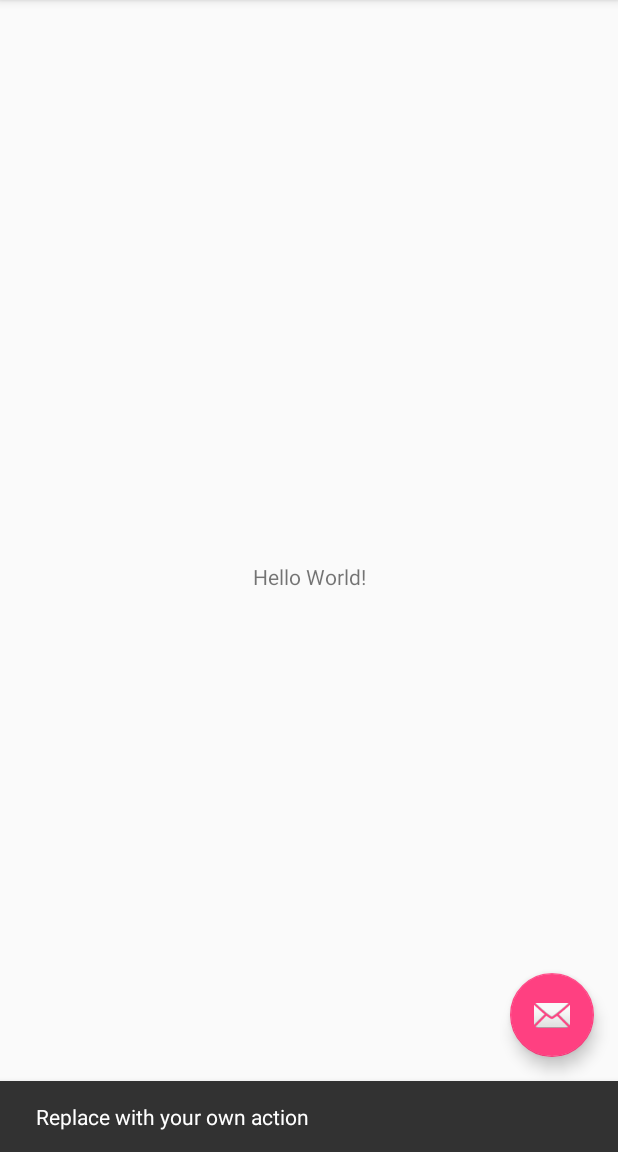
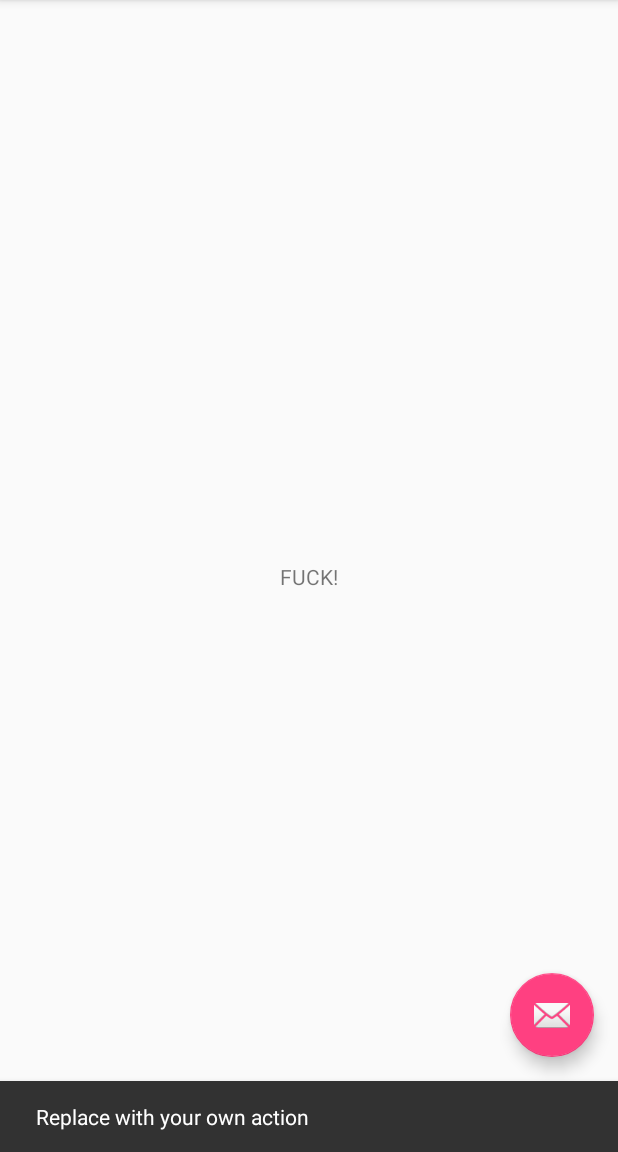
Before and after one commit to curtisjgreen10/curtis-frank-git, an Android app: the screen it shows after launch (MainActivity), after a tap on an icon or button, on a phone screen of 412 x 824 dp, the part 84-1236 px from its top. Run offline under Robolectric (Android 15) with nearby library versions, the phone set to English and light mode, and no system bars.

Commit message:
changed sting

```diff
--- a/app/src/main/res/layout/content_main.xml
+++ b/app/src/main/res/layout/content_main.xml
@@ -12,7 +12,7 @@
     <TextView
         android:layout_width="wrap_content"
         android:layout_height="wrap_content"
-        android:text="Hello World!"
+        android:text="FUCK!"
         app:layout_constraintBottom_toBottomOf="parent"
         app:layout_constraintLeft_toLeftOf="parent"
         app:layout_constraintRight_toRightOf="parent"
```
